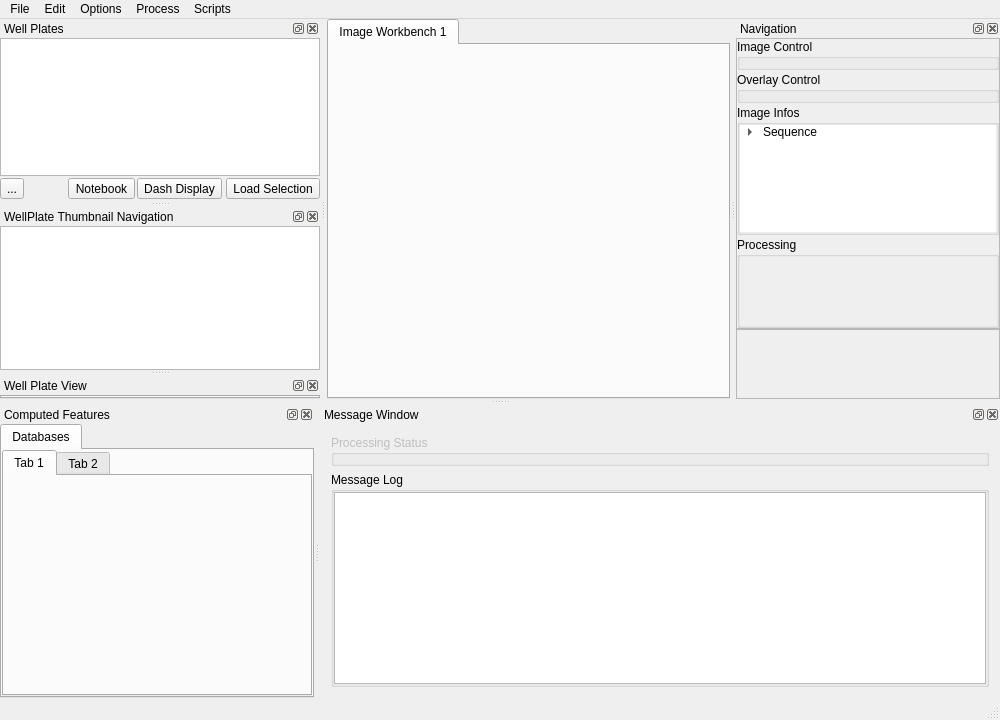
Old version of the form Gui/mainwindow.ui in the repository Ksilink/PhenoLink.
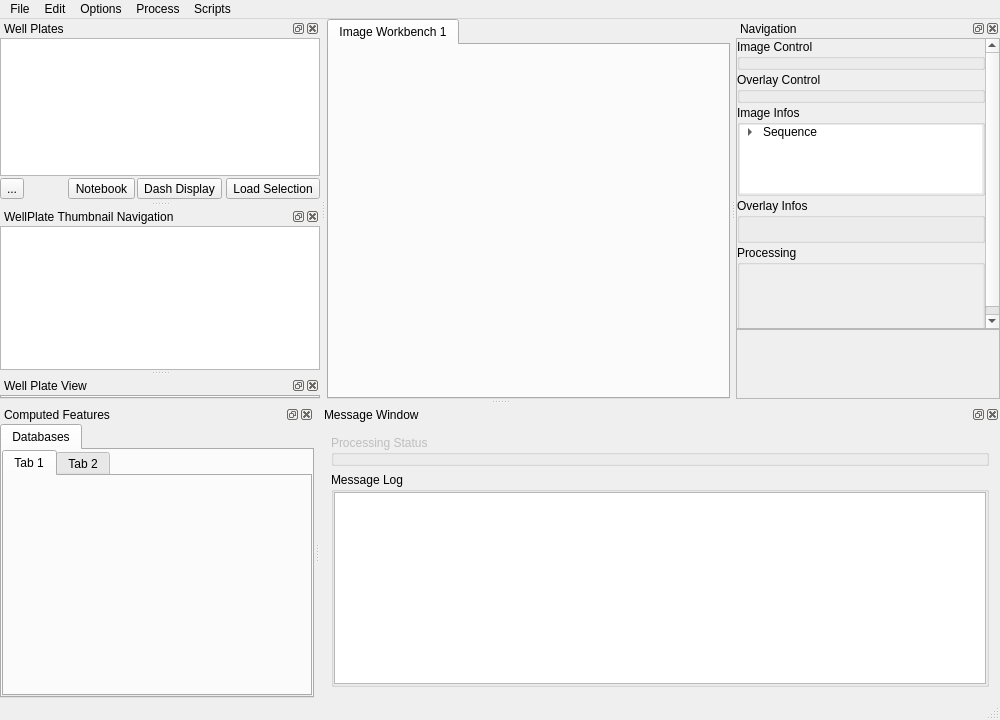
New version of the form. Icons and pictures are not drawn. Custom widgets are drawn as their Qt base class.

Diff of the .ui file:
```diff
--- a/Gui/mainwindow.ui
+++ b/Gui/mainwindow.ui
@@ -347,8 +347,8 @@
          <rect>
           <x>0</x>
           <y>0</y>
-          <width>262</width>
-          <height>291</height>
+          <width>412</width>
+          <height>299</height>
          </rect>
         </property>
         <layout class="QVBoxLayout" name="verticalLayout_9">
@@ -487,6 +487,14 @@
            </layout>
           </widget>
          </item>
+         <item>
+          <widget class="ctkCollapsibleGroupBox" name="overlayInfos">
+           <property name="title">
+            <string>Overlay Infos</string>
+           </property>
+           <layout class="QVBoxLayout" name="verticalLayout_15"/>
+          </widget>
+         </item>
          <item>
           <widget class="ctkCollapsibleGroupBox" name="processingParameterGroup">
            <property name="title">
@@ -521,7 +529,7 @@
                 <rect>
                  <x>0</x>
                  <y>0</y>
-                 <width>256</width>
+                 <width>406</width>
                  <height>68</height>
                 </rect>
                </property>
```
Left out of the diff: 2 changed lines with no effect on the pictures.
